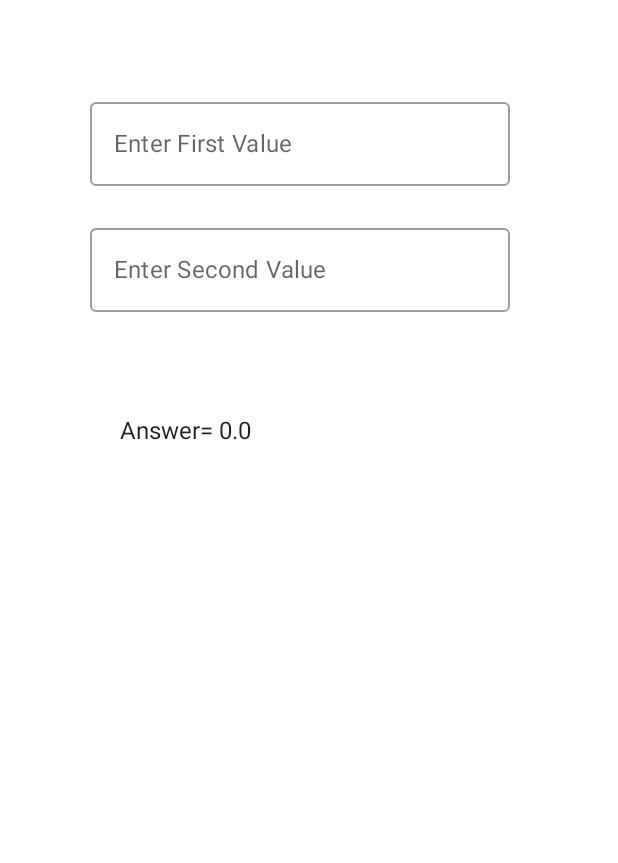
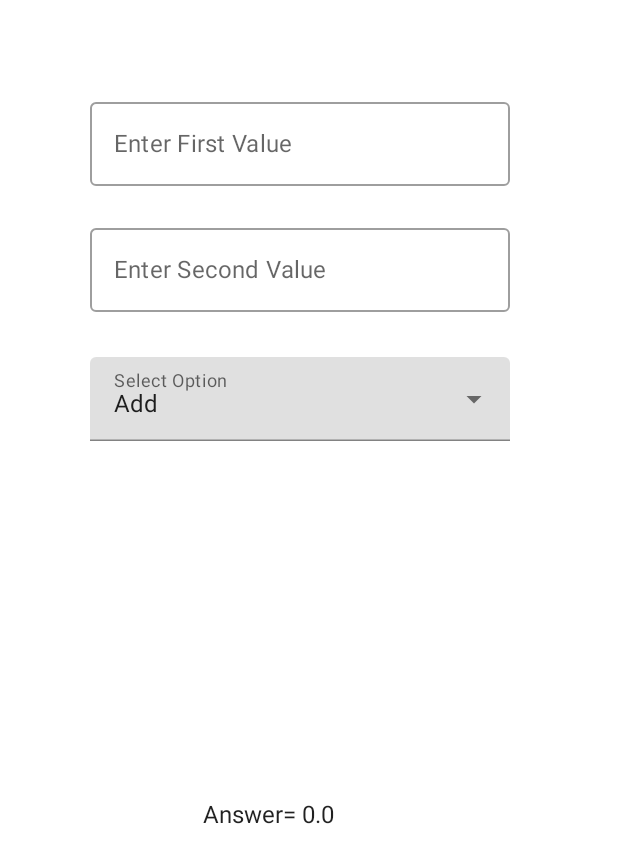
Before and after one commit to GUPTARAHULONE/Kmm-demo-App, an Android app built with Jetpack Compose: the screen it shows after launch (MainActivity), on a phone screen of 412 x 824 dp. Shown: the top 863 px of the screen. Run offline under Robolectric (Android 15) with nearby library versions, the phone set to English and light mode, and no system bars.

Commit message:
dropdown option for all the calculation option

```diff
--- a/androidApp/src/main/java/com/example/kmmdemoapp/android/MainActivity.kt
+++ b/androidApp/src/main/java/com/example/kmmdemoapp/android/MainActivity.kt
@@ -2,6 +2,7 @@ package com.example.kmmdemoapp.android
 
 import android.annotation.SuppressLint
 import android.os.Bundle
+import android.widget.Toast
 import androidx.activity.ComponentActivity
 import androidx.activity.compose.setContent
 import androidx.compose.foundation.layout.*
@@ -10,6 +11,7 @@ import androidx.compose.material.*
 import androidx.compose.runtime.*
 import androidx.compose.runtime.saveable.rememberSaveable
 import androidx.compose.ui.Modifier
+import androidx.compose.ui.platform.LocalContext
 import androidx.compose.ui.text.input.KeyboardType
 import androidx.compose.ui.tooling.preview.Preview
 import androidx.compose.ui.unit.dp
@@ -63,16 +65,80 @@ fun GreetingView() {
             label = { Text("Enter Second Value") },
             keyboardOptions = KeyboardOptions(keyboardType = KeyboardType.Decimal)
         )
-        Spacer(modifier = Modifier.padding(top = 50.dp))
+        Spacer(modifier = Modifier.padding(top = 30.dp))
 
+        DropDownOption()
+
+        Spacer(modifier = Modifier.padding(top = 20.dp))
 
 
         Text(
             text = "Answer= " + Greeting().add(input1, input2),
-            modifier = Modifier.padding(20.dp))
+            modifier = Modifier.padding(top=220.dp, start = 75.dp))
     }
 
 }
+
+
+@OptIn(ExperimentalMaterialApi::class)
+@Composable
+fun DropDownOption() {
+
+    val contextForToast = LocalContext.current.applicationContext
+
+    val listItems = arrayOf("Add", "Subtract", "Multiply", "Divide")
+
+    var selectedItem by remember {
+        mutableStateOf(listItems[0])
+    }
+
+    var expanded by remember {
+        mutableStateOf(false)
+    }
+
+    // the box
+    ExposedDropdownMenuBox(
+        expanded = expanded,
+        onExpandedChange = {
+            expanded = !expanded
+        }
+    ) {
+
+        // text field
+        TextField(
+            value = selectedItem,
+            onValueChange = {},
+            readOnly = true,
+            label = { Text(text = "Select Option") },
+            trailingIcon = {
+                ExposedDropdownMenuDefaults.TrailingIcon(
+                    expanded = expanded
+                )
+            },
+            colors = ExposedDropdownMenuDefaults.textFieldColors()
+        )
+
+        // menu
+        ExposedDropdownMenu(
+            expanded = expanded,
+            onDismissRequest = { expanded = false }
+        ) {
+            listItems.forEach { selectedOption ->
+                // menu item
+                DropdownMenuItem(onClick = {
+                    selectedItem = selectedOption
+                    Toast.makeText(contextForToast, "$selectedOption is selected", Toast.LENGTH_SHORT).show()
+                    expanded = false
+                }) {
+                    Text(text = selectedOption)
+                }
+            }
+        }
+    }
+}
+
+
+
 
 @Preview
 @Composable
```
